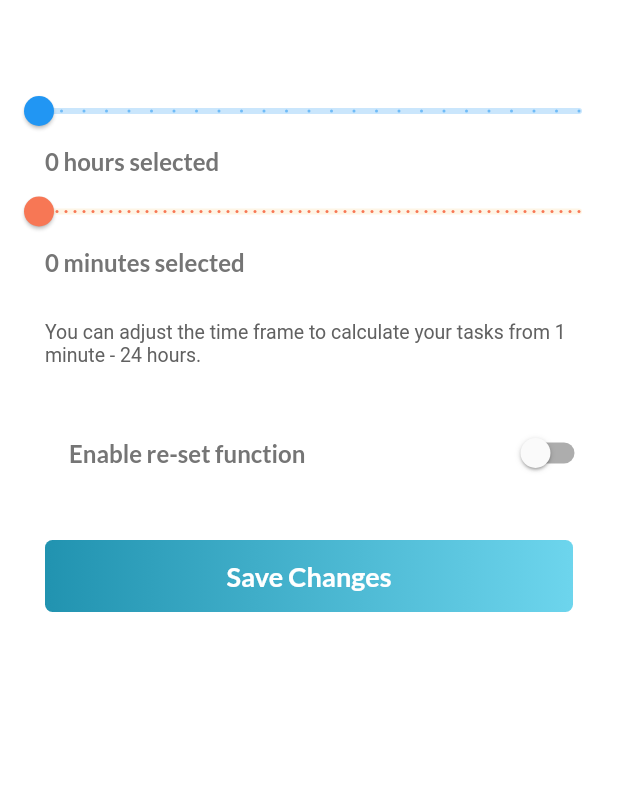
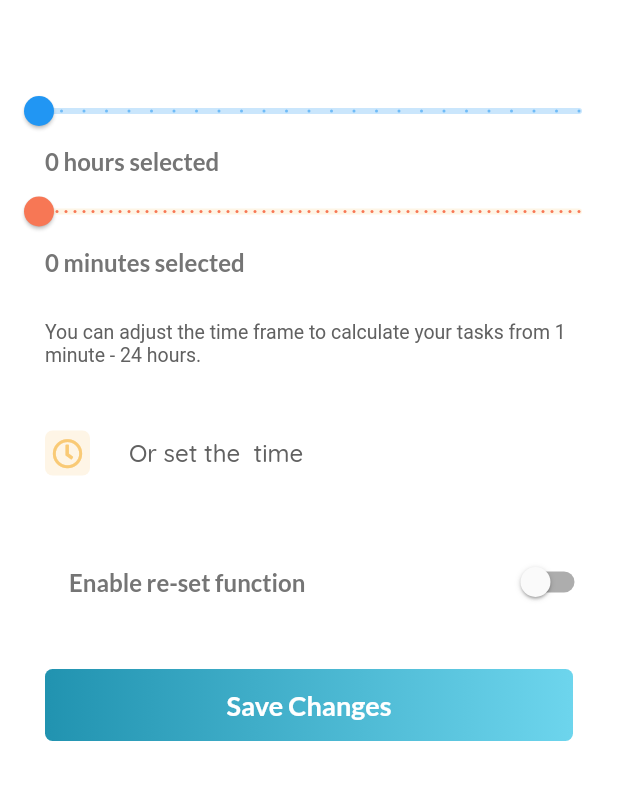
Before and after one commit to amrbadr12/time_tasker_flutter, a Flutter app: the HomeScreen screen opened directly, after a tap on an icon or button, on a phone screen of 412 x 824 dp, the part 141-941 px from its top. Run offline on Flutter 3.47's test engine with Material 2 defaults, Android fonts, the phone set to English and light mode, and no system bars; our stand-ins replace expandable, flushbar, font_awesome_flutter, google_fonts, introduction_screen, jiffy and 4 more; missing offline and left inert: add_2_calendar, autocomplete_textfield, device_calendar; accounts and stored records are empty.

Commit message:
-Time balance from selected time.

```diff
--- a/lib/home_screens/main_home_screen.dart
+++ b/lib/home_screens/main_home_screen.dart
@@ -42,7 +42,6 @@ class _HomeScreenState extends State<HomeScreen> {
           (events) async {
         final result =
             await DialogUtils.showTasksFromCalendarDialog(context, events);
-        print('dialog result is $result');
         if (result) {
           await Navigator.of(context).push(MaterialPageRoute(
               builder: (context) =>
@@ -79,7 +78,7 @@ class _HomeScreenState extends State<HomeScreen> {
                         ),
                         padding: EdgeInsets.all(0.0),
                         onPressed: () async {
-                          await snapshot.getDefaultCalendar();
+                          await snapshot.getDefaultCalendar(repeat: false);
                         })
                     : SizedBox(
                         width: 0.0,
--- a/lib/settings_screen.dart
+++ b/lib/settings_screen.dart
@@ -1,5 +1,7 @@
 import 'package:flutter/material.dart';
+import 'package:font_awesome_flutter/font_awesome_flutter.dart';
 import 'package:shared_preferences/shared_preferences.dart';
+import 'package:time_tasker/reusable_widgets/add_task_reusable_cards.dart';
 import 'package:time_tasker/utils/app_utils.dart';
 import 'package:time_tasker/utils/shared_preferences_utils.dart';
 
@@ -15,6 +17,7 @@ class _SettingsScreenState extends State<SettingsScreen> {
   double _hoursSliderValue;
   double _minutesSliderValue;
   bool _currentResetSetting = false;
+  TimeOfDay _timeSelected;
 
   @override
   void initState() {
@@ -90,7 +93,30 @@ class _SettingsScreenState extends State<SettingsScreen> {
                   'You can adjust the time frame to calculate your tasks from 1 minute - 24 hours.',
                   style: TextStyle(fontSize: 13.0, color: Colors.grey[700]))),
           SizedBox(
-            height: kTitleDefaultPaddingVertical,
+            height: kMainDefaultPadding,
+          ),
+          Padding(
+            padding: EdgeInsets.symmetric(horizontal: kMainDefaultPadding),
+            child: DateInputField(
+              icon: Icon(
+                FontAwesomeIcons.clock,
+                size: 20.0,
+                color: kTasksDateIconColor1,
+              ),
+              containerColor: kTasksDateContainerColor,
+              text: _timeSelected != null
+                  ? AppUtils.formatTimeOfDay(_timeSelected) + ' selected'
+                  : 'Or set the  time',
+              onDateChanged: () async {
+                _timeSelected = await AppUtils.showTimePickerDialog(context);
+                setState(() {
+                  calculateSliderHoursAndMinutesFromTimeOfDay(_timeSelected);
+                });
+              },
+            ),
+          ),
+          SizedBox(
+            height: kMainDefaultPadding,
           ),
           SwitchListTile(
             title: Padding(
@@ -193,4 +219,14 @@ class _SettingsScreenState extends State<SettingsScreen> {
     }
     return false;
   }
+
+  void calculateSliderHoursAndMinutesFromTimeOfDay(TimeOfDay tod) {
+    DateTime nowDate = DateTime.now();
+    DateTime selectedTimeOfDay = AppUtils.formatTimeOfDayToDateTime(tod);
+    if (selectedTimeOfDay.hour < nowDate.hour) return;
+    List<int> time = AppUtils.minusTime(selectedTimeOfDay.hour, nowDate.hour,
+        selectedTimeOfDay.minute, nowDate.minute);
+    _hoursSliderValue = double.parse(time[0].toString());
+    _minutesSliderValue = double.parse(time[1].toString());
+  }
 }
```
